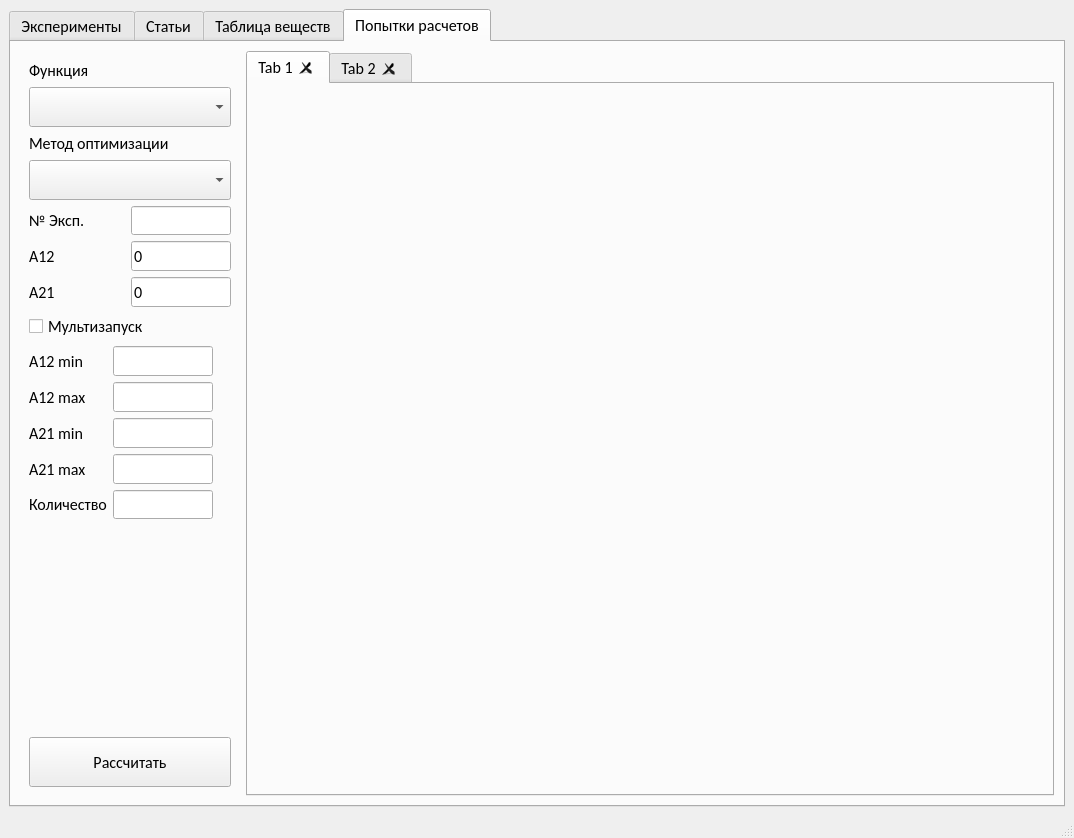
Above: ui/UiForChem.ui from Vladislav005/Chemical-Calculations before the change. Below: the same form after it.
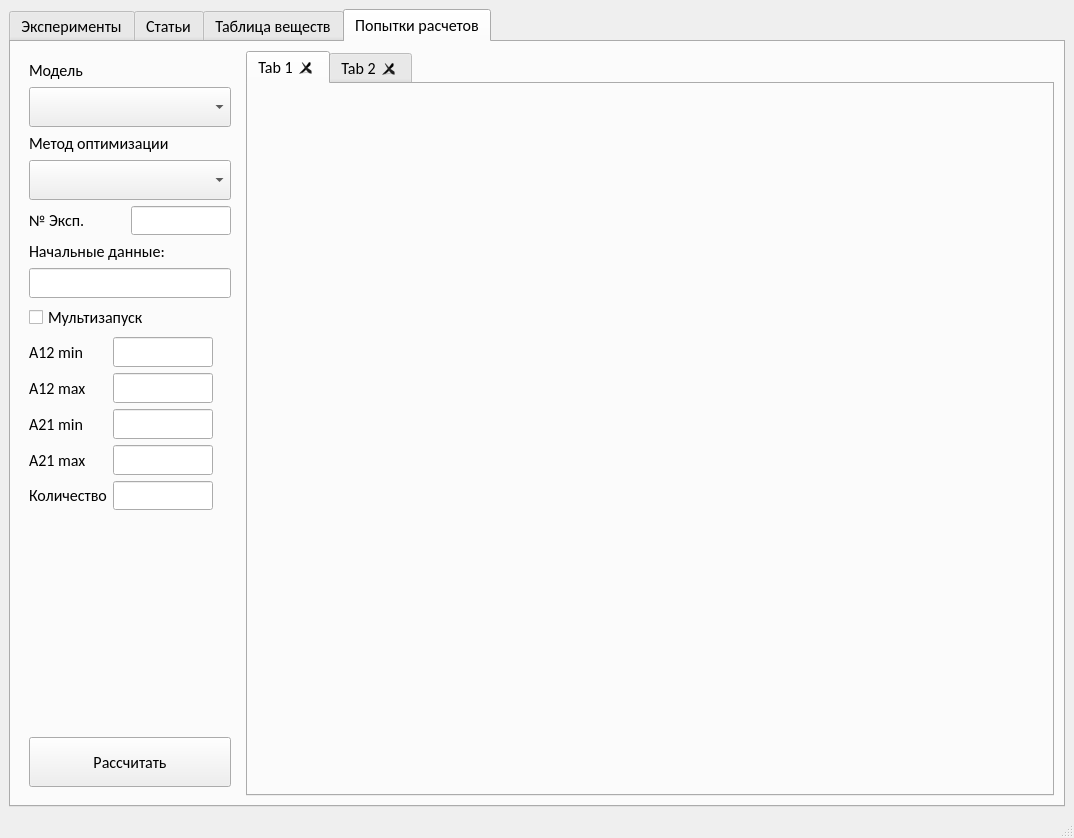
That is the form after the change. The open tabs and pages were chosen to show the change.

The edit to the form file:
```diff
--- a/ui/UiForChem.ui
+++ b/ui/UiForChem.ui
@@ -561,7 +561,7 @@
                  <item>
                   <widget class="QLabel" name="label_13">
                    <property name="text">
-                    <string>Функция</string>
+                    <string>Модель</string>
                    </property>
                   </widget>
                  </item>
@@ -615,59 +615,33 @@
                  </item>
                 </layout>
                </item>
+               <item>
+                <widget class="QLabel" name="label_2">
+                 <property name="text">
+                  <string>Начальные данные:</string>
+                 </property>
+                </widget>
+               </item>
                <item>
                 <layout class="QVBoxLayout" name="verticalLayout_6">
                  <item>
                   <layout class="QGridLayout" name="gridLayout_3">
-                   <item row="1" column="0">
-                    <widget class="QLabel" name="label_10">
-                     <property name="text">
-                      <string>A21</string>
-                     </property>
-                    </widget>
-                   </item>
-                   <item row="0" column="1">
-                    <widget class="QLineEdit" name="A12_init_edit">
-                     <property name="minimumSize">
-                      <size>
-                       <width>0</width>
-                       <height>30</height>
-                      </size>
-                     </property>
-                     <property name="maximumSize">
-                      <size>
-                       <width>100</width>
-                       <height>16777215</height>
-                      </size>
-                     </property>
-                     <property name="text">
-                      <string>0</string>
-                     </property>
-                    </widget>
-                   </item>
-                   <item row="1" column="1">
-                    <widget class="QLineEdit" name="A21_init_edit">
-                     <property name="minimumSize">
-                      <size>
-                       <width>0</width>
-                       <height>30</height>
-                      </size>
-                     </property>
-                     <property name="maximumSize">
-                      <size>
-                       <width>100</width>
-                       <height>16777215</height>
-                      </size>
-                     </property>
-                     <property name="text">
-                      <string>0</string>
-                     </property>
-                    </widget>
-                   </item>
                    <item row="0" column="0">
-                    <widget class="QLabel" name="label_9">
+                    <widget class="QLineEdit" name="init_edit">
+                     <property name="minimumSize">
+                      <size>
+                       <width>100</width>
+                       <height>30</height>
+                      </size>
+                     </property>
+                     <property name="maximumSize">
+                      <size>
+                       <width>500</width>
+                       <height>16777215</height>
+                      </size>
+                     </property>
                      <property name="text">
-                      <string>A12</string>
+                      <string/>
                      </property>
                     </widget>
                    </item>
```
Left out of the diff: 4 changed lines with no effect on the pictures.
